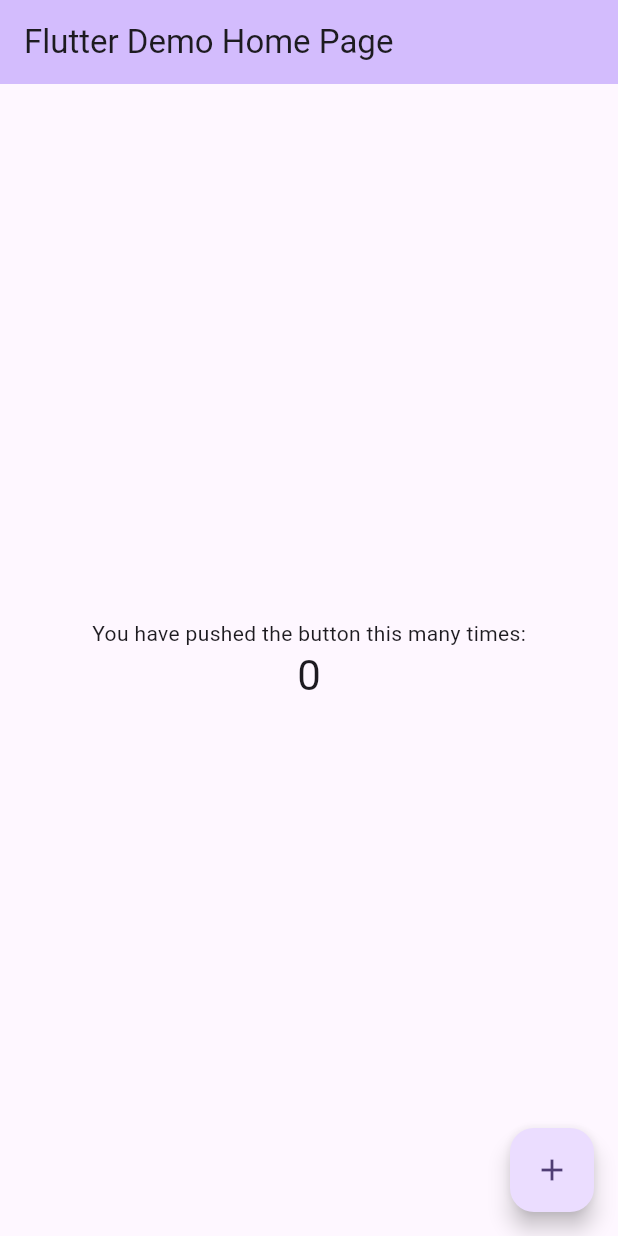
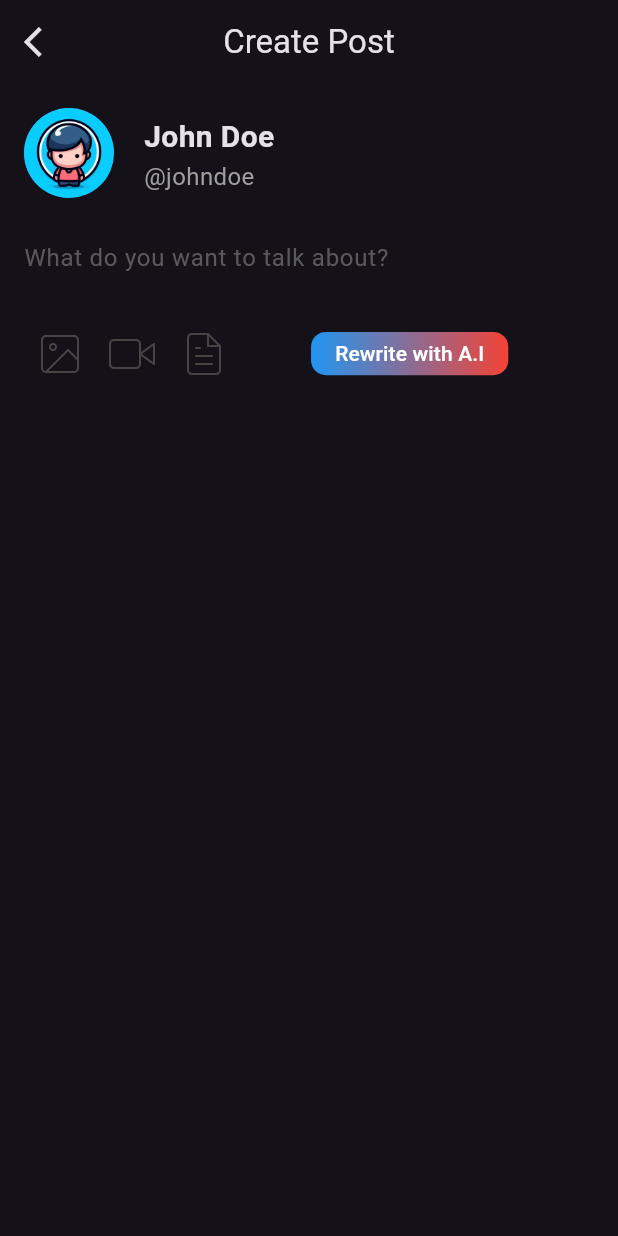
Before and after one commit to subsavage/Captivate, a Flutter app: the screen it shows after launch, on a phone screen of 412 x 824 dp. Run offline on Flutter 3.47's test engine with Material 2 defaults, Android fonts, the phone set to English and light mode, and no system bars; our stand-ins replace firebase_core; accounts and stored records are empty.

Commit message:
create post page added

```diff
--- /dev/null
+++ b/lib/create_post.dart
@@ -0,0 +1,161 @@
+import 'package:flutter/material.dart';
+
+class CreatePost extends StatefulWidget {
+  const CreatePost({Key? key}) : super(key: key);
+
+  @override
+  State<CreatePost> createState() => CreatePostState();
+}
+
+class CreatePostState extends State<CreatePost> {
+  TextEditingController textFieldController = TextEditingController();
+  String enteredText = '';
+
+  Widget button() {
+    return Container(
+      height: MediaQuery.sizeOf(context).height * 0.035,
+      decoration: BoxDecoration(
+        gradient: const LinearGradient(
+          colors: [Colors.blue, Colors.red],
+          begin: Alignment.centerLeft,
+          end: Alignment.centerRight,
+        ),
+        borderRadius: BorderRadius.circular(10.0),
+      ),
+      child: MaterialButton(
+        onPressed: () {},
+        child: const Text(
+          'Rewrite with A.I',
+          style: TextStyle(
+            color: Colors.white,
+          ),
+        ),
+      ),
+    );
+  }
+
+  Widget captionField(String defaultLogo) {
+    return Container(
+      padding: const EdgeInsets.all(16),
+      child: Column(
+        mainAxisAlignment: MainAxisAlignment.start,
+        crossAxisAlignment: CrossAxisAlignment.start,
+        children: [
+          const Row(
+            mainAxisAlignment: MainAxisAlignment.start,
+            crossAxisAlignment: CrossAxisAlignment.start,
+            children: [
+              CircleAvatar(
+                radius: 30,
+                backgroundImage: AssetImage("assets/default_logo.jpg"),
+              ),
+              SizedBox(
+                width: 20,
+              ),
+              Column(
+                mainAxisAlignment: MainAxisAlignment.start,
+                crossAxisAlignment: CrossAxisAlignment.start,
+                children: [
+                  SizedBox(height: 5),
+                  Text(
+                    'John Doe',
+                    style: TextStyle(
+                      fontSize: 20,
+                      fontWeight: FontWeight.bold,
+                    ),
+                  ),
+                  Text(
+                    '@johndoe',
+                    style: TextStyle(
+                      fontSize: 16,
+                      color: Colors.grey,
+                    ),
+                  ),
+                ],
+              )
+            ],
+          ),
+          const SizedBox(height: 16),
+          TextField(
+            controller: textFieldController,
+            onChanged: (text) {
+              setState(() {
+                enteredText = text;
+              });
+            },
+            decoration: InputDecoration(
+              hintText: "What do you want to talk about?",
+              hintStyle: TextStyle(color: Colors.grey.withOpacity(0.5)),
+              border: InputBorder.none,
+            ),
+            maxLines: null,
+          ),
+          const SizedBox(height: 16),
+          Row(
+            mainAxisAlignment: MainAxisAlignment.start,
+            crossAxisAlignment: CrossAxisAlignment.start,
+            children: [
+              IconButton(
+                onPressed: () {},
+                icon: Image.asset(
+                  "assets/image_icon.png",
+                  scale: 3,
+                ),
+              ),
+              IconButton(
+                onPressed: () {},
+                icon: Image.asset(
+                  "assets/video_icon.png",
+                  scale: 3,
+                ),
+              ),
+              IconButton(
+                onPressed: () {},
+                icon: Image.asset(
+                  "assets/text_icon.png",
+                  scale: 3,
+                ),
+              ),
+              SizedBox(
+                width: MediaQuery.sizeOf(context).width * 0.115,
+              ),
+              // button(),
+              Row(
+                mainAxisAlignment: MainAxisAlignment.spaceAround,
+                children: [
+                  SizedBox(
+                    height: MediaQuery.sizeOf(context).width * 0.115,
+                  ),
+                  button(),
+                ],
+              ),
+            ],
+          ),
+        ],
+      ),
+    );
+  }
+
+  @override
+  Widget build(BuildContext context) {
+    return GestureDetector(
+      onTap: () {
+        FocusScope.of(context).unfocus();
+      },
+      child: Scaffold(
+        appBar: AppBar(
+          title: const Text("Create Post"),
+          centerTitle: true,
+          leading: const Icon(Icons.arrow_back_ios),
+        ),
+        body: SafeArea(
+          child: Center(
+            child: Column(
+              children: [captionField("assets/default_logo.jpg")],
+            ),
+          ),
+        ),
+      ),
+    );
+  }
+}
--- a/lib/main.dart
+++ b/lib/main.dart
@@ -1,3 +1,5 @@
+import 'package:captivate/create_post.dart';
+import 'package:captivate/homepage.dart';
 import 'package:flutter/material.dart';
 import 'package:firebase_core/firebase_core.dart';
 import 'firebase_options.dart';
@@ -18,115 +20,12 @@ class MyApp extends StatelessWidget {
   @override
   Widget build(BuildContext context) {
     return MaterialApp(
-      title: 'Flutter Demo',
-      theme: ThemeData(
-        // This is the theme of your application.
-        //
-        // TRY THIS: Try running your application with "flutter run". You'll see
-        // the application has a blue toolbar. Then, without quitting the app,
-        // try changing the seedColor in the colorScheme below to Colors.green
-        // and then invoke "hot reload" (save your changes or press the "hot
-        // reload" button in a Flutter-supported IDE, or press "r" if you used
-        // the command line to start the app).
-        //
-        // Notice that the counter didn't reset back to zero; the application
-        // state is not lost during the reload. To reset the state, use hot
-        // restart instead.
-        //
-        // This works for code too, not just values: Most code changes can be
-        // tested with just a hot reload.
-        colorScheme: ColorScheme.fromSeed(seedColor: Colors.deepPurple),
+      debugShowCheckedModeBanner: false,
+      title: 'Captivate',
+      theme: ThemeData.dark(
         useMaterial3: true,
       ),
-      home: const MyHomePage(title: 'Flutter Demo Home Page'),
+      home: CreatePost(),
     );
   }
 }
-
-class MyHomePage extends StatefulWidget {
-  const MyHomePage({super.key, required this.title});
-
-  // This widget is the home page of your application. It is stateful, meaning
-  // that it has a State object (defined below) that contains fields that affect
-  // how it looks.
-
-  // This class is the configuration for the state. It holds the values (in this
-  // case the title) provided by the parent (in this case the App widget) and
-  // used by the build method of the State. Fields in a Widget subclass are
-  // always marked "final".
-
-  final String title;
-
-  @override
-  State<MyHomePage> createState() => _MyHomePageState();
-}
-
-class _MyHomePageState extends State<MyHomePage> {
-  int _counter = 0;
-
-  void _incrementCounter() {
-    setState(() {
-      // This call to setState tells the Flutter framework that something has
-      // changed in this State, which causes it to rerun the build method below
-      // so that the display can reflect the updated values. If we changed
-      // _counter without calling setState(), then the build method would not be
-      // called again, and so nothing would appear to happen.
-      _counter++;
-    });
-  }
-
-  @override
-  Widget build(BuildContext context) {
-    // This method is rerun every time setState is called, for instance as done
-    // by the _incrementCounter method above.
-    //
-    // The Flutter framework has been optimized to make rerunning build methods
-    // fast, so that you can just rebuild anything that needs updating rather
-    // than having to individually change instances of widgets.
-    return Scaffold(
-      appBar: AppBar(
-        // TRY THIS: Try changing the color here to a specific color (to
-        // Colors.amber, perhaps?) and trigger a hot reload to see the AppBar
-        // change color while the other colors stay the same.
-        backgroundColor: Theme.of(context).colorScheme.inversePrimary,
-        // Here we take the value from the MyHomePage object that was created by
-        // the App.build method, and use it to set our appbar title.
-        title: Text(widget.title),
-      ),
-      body: Center(
-        // Center is a layout widget. It takes a single child and positions it
-        // in the middle of the parent.
-        child: Column(
-          // Column is also a layout widget. It takes a list of children and
-          // arranges them vertically. By default, it sizes itself to fit its
-          // children horizontally, and tries to be as tall as its parent.
-          //
-          // Column has various properties to control how it sizes itself and
-          // how it positions its children. Here we use mainAxisAlignment to
-          // center the children vertically; the main axis here is the vertical
-          // axis because Columns are vertical (the cross axis would be
-          // horizontal).
-          //
-          // TRY THIS: Invoke "debug painting" (choose the "Toggle Debug Paint"
-          // action in the IDE, or press "p" in the console), to see the
-          // wireframe for each widget.
-          mainAxisAlignment: MainAxisAlignment.center,
-          children: <Widget>[
-            const Text(
-              'You have pushed the button this many times:',
-            ),
-            Text(
-              '$_counter',
-              style: Theme.of(context).textTheme.headlineMedium,
-            ),
-          ],
-        ),
-      ),
-      floatingActionButton: FloatingActionButton(
-        onPressed: _incrementCounter,
-        tooltip: 'Increment',
-        child: const Icon(Icons.add),
-      ), // This trailing comma makes auto-formatting nicer for build methods.
-    );
-  }
-}
```
Also changed, not shown: lib/homepage.dart (added, +102 -0 lines), pubspec.yaml (+11 -3 lines), assets/Facebook_logo.png (added), assets/Instagram_logo.png (added), assets/LinkedIn_logo.png (added), assets/TikTok_logo.png (added), assets/X_logo.png (added), assets/YT_logo.png (added), assets/default_logo.jpg (added), assets/image_icon.png (added), assets/text_icon.png (added), assets/video_icon.png (added).
